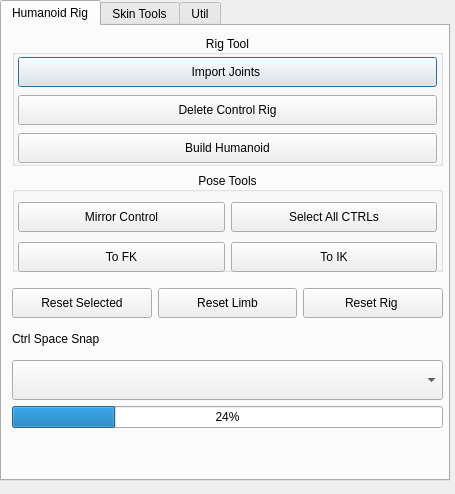
Qt form python/ui/tools_window.ui (neilberard/AutoRig) before a commit.
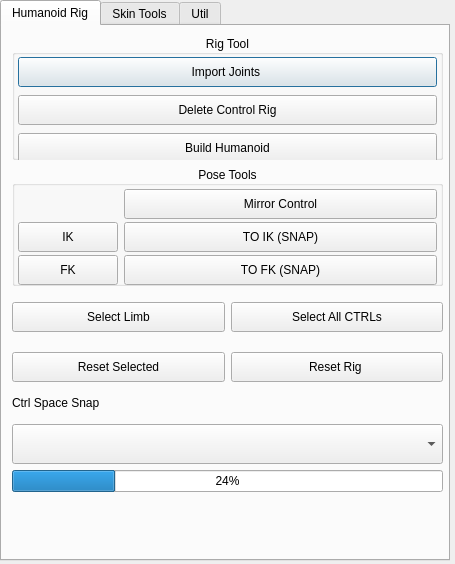
The same form after that commit. Icons and pictures are not drawn.

Commit message: Added Root CTRL Removed module lib_network, since virtual classes handles network nodes

```diff
--- a/python/ui/tools_window.ui
+++ b/python/ui/tools_window.ui
@@ -7,7 +7,7 @@
     <x>0</x>
     <y>0</y>
     <width>455</width>
-    <height>494</height>
+    <height>564</height>
    </rect>
   </property>
   <property name="windowTitle">
@@ -22,7 +22,7 @@
      <x>0</x>
      <y>0</y>
      <width>450</width>
-     <height>481</height>
+     <height>561</height>
     </rect>
    </property>
    <property name="sizePolicy">
@@ -177,7 +177,7 @@
         <property name="minimumSize">
          <size>
           <width>0</width>
-          <height>100</height>
+          <height>120</height>
          </size>
         </property>
         <property name="title">
@@ -195,7 +195,7 @@
            <x>0</x>
            <y>20</y>
            <width>431</width>
-           <height>91</height>
+           <height>102</height>
           </rect>
          </property>
          <layout class="QGridLayout" name="gridLayout_4">
@@ -217,37 +217,87 @@
           <property name="verticalSpacing">
            <number>0</number>
           </property>
-          <item row="2" column="0">
+          <item row="2" column="1">
            <widget class="QPushButton" name="btn_to_fk">
+            <property name="sizePolicy">
+             <sizepolicy hsizetype="Expanding" vsizetype="Fixed">
+              <horstretch>0</horstretch>
+              <verstretch>0</verstretch>
+             </sizepolicy>
+            </property>
             <property name="minimumSize">
              <size>
-              <width>0</width>
+              <width>200</width>
               <height>30</height>
              </size>
             </property>
             <property name="text">
-             <string>To FK</string>
+             <string>TO FK (SNAP)</string>
             </property>
            </widget>
           </item>
           <item row="1" column="1">
-           <widget class="QPushButton" name="btn_select_all_ctrls">
+           <widget class="QPushButton" name="btn_to_ik">
+            <property name="sizePolicy">
+             <sizepolicy hsizetype="Expanding" vsizetype="Fixed">
+              <horstretch>0</horstretch>
+              <verstretch>0</verstretch>
+             </sizepolicy>
+            </property>
             <property name="minimumSize">
              <size>
-              <width>0</width>
+              <width>200</width>
               <height>30</height>
              </size>
             </property>
             <property name="text">
-             <string>Select All CTRLs</string>
+             <string>TO IK (SNAP)</string>
             </property>
            </widget>
           </item>
           <item row="1" column="0">
+           <widget class="QPushButton" name="btn_ik">
+            <property name="sizePolicy">
+             <sizepolicy hsizetype="Preferred" vsizetype="Fixed">
+              <horstretch>0</horstretch>
+              <verstretch>0</verstretch>
+             </sizepolicy>
+            </property>
+            <property name="minimumSize">
+             <size>
+              <width>100</width>
+              <height>30</height>
+             </size>
+            </property>
+            <property name="text">
+             <string>IK</string>
+            </property>
+           </widget>
+          </item>
+          <item row="2" column="0">
+           <widget class="QPushButton" name="btn_fk">
+            <property name="sizePolicy">
+             <sizepolicy hsizetype="Preferred" vsizetype="Fixed">
+              <horstretch>0</horstretch>
+              <verstretch>0</verstretch>
+             </sizepolicy>
+            </property>
+            <property name="minimumSize">
+             <size>
+              <width>100</width>
+              <height>30</height>
+             </size>
+            </property>
+            <property name="text">
+             <string>FK</string>
+            </property>
+           </widget>
+          </item>
+          <item row="0" column="1">
            <widget class="QPushButton" name="btn_mirror_ctrls">
             <property name="minimumSize">
              <size>
-              <width>0</width>
+              <width>200</width>
               <height>30</height>
              </size>
             </property>
@@ -256,19 +306,6 @@
             </property>
            </widget>
           </item>
-          <item row="2" column="1">
-           <widget class="QPushButton" name="btn_to_ik">
-            <property name="minimumSize">
-             <size>
-              <width>0</width>
-              <height>30</height>
-             </size>
-            </property>
-            <property name="text">
-             <string>To IK</string>
-            </property>
-           </widget>
-          </item>
          </layout>
         </widget>
         <zorder>gridLayoutWidget_5</zorder>
@@ -281,6 +318,51 @@
         <property name="topMargin">
          <number>10</number>
         </property>
+        <property name="verticalSpacing">
+         <number>20</number>
+        </property>
+        <item row="1" column="2">
+         <widget class="QPushButton" name="btn_reset_rig">
+          <property name="minimumSize">
+           <size>
+            <width>0</width>
+            <height>30</height>
+           </size>
+          </property>
+          <property name="styleSheet">
+           <string notr="true"/>
+          </property>
+          <property name="text">
+           <string>Reset Rig </string>
+          </property>
+         </widget>
+        </item>
+        <item row="0" column="2">
+         <widget class="QPushButton" name="btn_select_all_ctrls">
+          <property name="minimumSize">
+           <size>
+            <width>0</width>
+            <height>30</height>
+           </size>
+          </property>
+          <property name="text">
+           <string>Select All CTRLs</string>
+          </property>
+         </widget>
+        </item>
+        <item row="0" column="1">
+         <widget class="QPushButton" name="btn_select_limb">
+          <property name="minimumSize">
+           <size>
+            <width>0</width>
+            <height>30</height>
+           </size>
+          </property>
+          <property name="text">
+           <string>Select Limb</string>
+          </property>
+         </widget>
+        </item>
         <item row="1" column="1">
          <widget class="QPushButton" name="btn_reset_selected">
           <property name="minimumSize">
@@ -289,37 +371,14 @@
             <height>30</height>
            </size>
           </property>
+          <property name="styleSheet">
+           <string notr="true"/>
+          </property>
           <property name="text">
            <string>Reset Selected</string>
           </property>
          </widget>
         </item>
-        <item row="1" column="3">
-         <widget class="QPushButton" name="btn_reset_rig">
-          <property name="minimumSize">
-           <size>
-            <width>0</width>
-            <height>30</height>
-           </size>
-          </property>
-          <property name="text">
-           <string>Reset Rig </string>
-          </property>
-         </widget>
-        </item>
-        <item row="1" column="2">
-         <widget class="QPushButton" name="btn_reset_limb">
-          <property name="minimumSize">
-           <size>
-            <width>0</width>
-            <height>30</height>
-           </size>
-          </property>
-          <property name="text">
-           <string>Reset Limb</string>
-          </property>
-         </widget>
-        </item>
        </layout>
       </item>
       <item>
```
Left out of the diff: 29 changed lines with no effect on the pictures. The commit also changes 12 other files.
